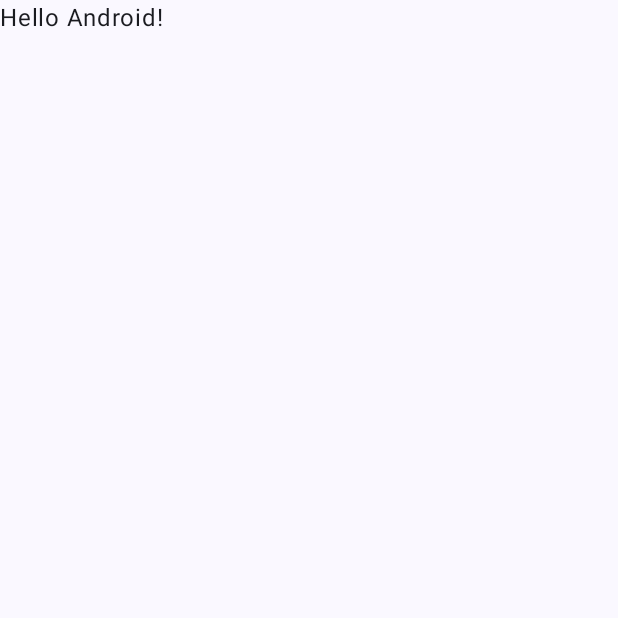
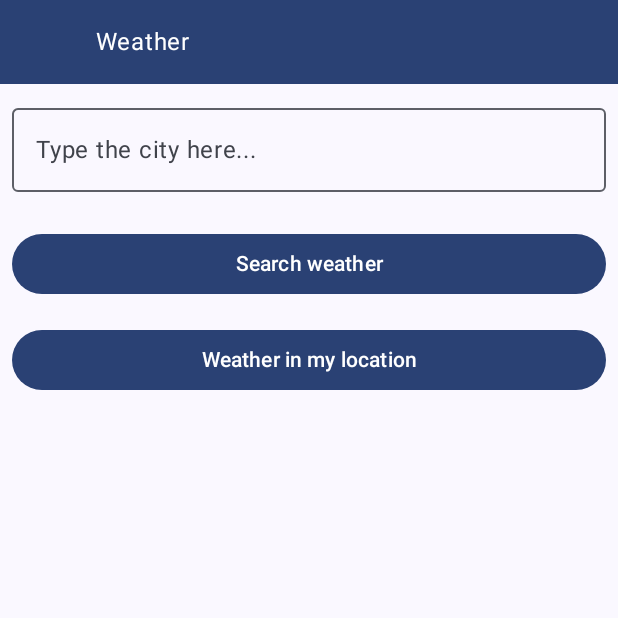
Before and after one commit to gguij004/WeatherApp, an Android app built with Jetpack Compose: the screen it shows after launch (MainActivity), on a phone screen of 412 x 824 dp, the top half of it. Before the commit the part shown is almost empty. Run offline under Robolectric (Android 15) with nearby library versions, the phone set to English and light mode, and no system bars; our stand-ins replace Dagger/Hilt's generated code.

Commit message:
Part3
-Added UI
-Removed Local Storage
-Added ViewModel and Logic

```diff
--- a/app/src/main/java/com/guijarro/weatherapp/MainActivity.kt
+++ b/app/src/main/java/com/guijarro/weatherapp/MainActivity.kt
@@ -6,10 +6,11 @@ import androidx.activity.compose.setContent
 import androidx.compose.foundation.layout.fillMaxSize
 import androidx.compose.material3.MaterialTheme
 import androidx.compose.material3.Surface
-import androidx.compose.material3.Text
-import androidx.compose.runtime.Composable
 import androidx.compose.ui.Modifier
-import androidx.compose.ui.tooling.preview.Preview
+import androidx.hilt.navigation.compose.hiltViewModel
+import androidx.navigation.compose.rememberNavController
+import com.guijarro.weatherapp.presentation.navigation.NavigationGraph
+import com.guijarro.weatherapp.presentation.viewmodels.WeatherViewModel
 import com.guijarro.weatherapp.ui.theme.WeatherAppTheme
 import dagger.hilt.android.AndroidEntryPoint
 
@@ -17,6 +18,7 @@ import dagger.hilt.android.AndroidEntryPoint
 class MainActivity : ComponentActivity() {
     override fun onCreate(savedInstanceState: Bundle?) {
         super.onCreate(savedInstanceState)
+
         setContent {
             WeatherAppTheme {
                 // A surface container using the 'background' color from the theme
@@ -24,25 +26,12 @@ class MainActivity : ComponentActivity() {
                     modifier = Modifier.fillMaxSize(),
                     color = MaterialTheme.colorScheme.background
                 ) {
-                    Greeting("Android")
+                    val navHost = rememberNavController()
+                    val vm: WeatherViewModel = hiltViewModel()
+
+                    NavigationGraph(navHostController = navHost, vm = vm)
                 }
             }
         }
     }
 }
-
-@Composable
-fun Greeting(name: String, modifier: Modifier = Modifier) {
-    Text(
-        text = "Hello $name!",
-        modifier = modifier
-    )
-}
-
-@Preview(showBackground = true)
-@Composable
-fun GreetingPreview() {
-    WeatherAppTheme {
-        Greeting("Android")
-    }
-}
--- /dev/null
+++ b/app/src/main/java/com/guijarro/weatherapp/presentation/commonComponents/CustomTopAppBar.kt
@@ -0,0 +1,70 @@
+package com.guijarro.weatherapp.presentation.commonComponents
+
+import androidx.compose.material.icons.Icons
+import androidx.compose.material.icons.filled.ArrowBack
+import androidx.compose.material3.Icon
+import androidx.compose.material3.IconButton
+import androidx.compose.material3.Text
+import androidx.compose.runtime.Composable
+import androidx.compose.foundation.layout.*
+import androidx.compose.material3.MaterialTheme
+import androidx.compose.material3.Surface
+import androidx.compose.ui.Modifier
+import androidx.compose.ui.unit.dp
+import androidx.compose.ui.Alignment
+
+
+@Composable
+fun CustomAppBar(
+    title: String,
+    showBackButton: Boolean = false,
+    onBackClick: () -> Unit = {},
+    actions: @Composable RowScope.() -> Unit = {}
+) {
+    Surface(
+        modifier = Modifier
+            .fillMaxWidth()
+            .height(56.dp),
+        color = MaterialTheme.colorScheme.primary,
+    ) {
+        Row(
+            modifier = Modifier.fillMaxSize(),
+            verticalAlignment = Alignment.CenterVertically,
+            horizontalArrangement = Arrangement.SpaceBetween
+        ) {
+            if (showBackButton) {
+                BackButton(onBackClick = onBackClick)
+            } else {
+                Spacer(modifier = Modifier.width(56.dp))
+            }
+
+            Text(
+                text = title,
+                modifier = Modifier.weight(1f).padding(8.dp)
+            )
+
+            Row(
+                modifier = Modifier
+                    .fillMaxHeight()
+                    .padding(end = 8.dp),
+                verticalAlignment = Alignment.CenterVertically
+            ) {
+                actions()
+            }
+        }
+    }
+}
+
+@Composable
+fun BackButton(onBackClick: () -> Unit) {
+    val icon = Icons.Default.ArrowBack
+    IconButton(
+        onClick = onBackClick,
+        modifier = Modifier.padding(8.dp)
+    ) {
+        Icon(
+            imageVector = icon,
+            contentDescription = null,
+        )
+    }
+}
--- /dev/null
+++ b/app/src/main/java/com/guijarro/weatherapp/presentation/navigation/NavigationGraph.kt
@@ -0,0 +1,24 @@
+package com.guijarro.weatherapp.presentation.navigation
+
+import WeatherPage
+import androidx.compose.runtime.Composable
+import androidx.navigation.NavHostController
+import androidx.navigation.compose.NavHost
+import androidx.navigation.compose.composable
+import com.guijarro.weatherapp.presentation.pages.weatherDetail.WeatherDetailPage
+import com.guijarro.weatherapp.presentation.viewmodels.WeatherViewModel
+@Composable
+fun NavigationGraph(navHostController: NavHostController, vm: WeatherViewModel) {
+
+    NavHost(navController = navHostController, startDestination = Routes.WeatherScreen.route ){
+
+        composable(Routes.WeatherScreen.route){
+            WeatherPage(navHostController, vm)
+        }
+
+        composable(Routes.WeatherDetails.route){
+            WeatherDetailPage(navHostController, vm = vm)
+        }
+    }
+
+}
--- /dev/null
+++ b/app/src/main/java/com/guijarro/weatherapp/presentation/navigation/Routes.kt
@@ -0,0 +1,6 @@
+package com.guijarro.weatherapp.presentation.navigation
+
+sealed class Routes(val route: String) {
+    object WeatherScreen : Routes("Weather")
+    object WeatherDetails : Routes("WeatherDetails")
+}
--- /dev/null
+++ b/app/src/main/java/com/guijarro/weatherapp/presentation/pages/weather/WeatherPage.kt
@@ -0,0 +1,60 @@
+import android.annotation.SuppressLint
+import android.app.Activity
+import android.util.Log
+import androidx.compose.foundation.layout.Column
+import androidx.compose.foundation.layout.Spacer
+import androidx.compose.foundation.layout.fillMaxSize
+import androidx.compose.foundation.layout.padding
+import androidx.compose.foundation.layout.size
+import androidx.compose.material3.ExperimentalMaterial3Api
+import androidx.compose.material3.Scaffold
+import androidx.compose.material3.Text
+import androidx.compose.material3.TopAppBar
+import androidx.compose.runtime.Composable
+import androidx.compose.ui.Alignment
+import androidx.compose.ui.Modifier
+import androidx.compose.ui.platform.LocalContext
+import androidx.compose.ui.unit.dp
+import androidx.navigation.NavHostController
+import com.guijarro.weatherapp.presentation.commonComponents.CustomAppBar
+import com.guijarro.weatherapp.presentation.pages.weather.components.ButtonDefault
+import com.guijarro.weatherapp.presentation.pages.weather.components.SearchDefault
+import com.guijarro.weatherapp.presentation.viewmodels.WeatherViewModel
+
+@OptIn(ExperimentalMaterial3Api::class)
+@SuppressLint("MissingPermission")
+@Composable
+fun WeatherPage(navHostController: NavHostController, vm: WeatherViewModel) {
+    val tag: String = "WeatherPage"
+    val context = LocalContext.current
+
+    Scaffold(
+        topBar = {
+            CustomAppBar(title = "Weather")
+        },
+        content = { padding ->
+            Column(
+                modifier = Modifier
+                    .fillMaxSize()
+                    .padding(padding), horizontalAlignment = Alignment.CenterHorizontally
+            ) {
+
+                SearchDefault(vm = vm)
+                Spacer(modifier = Modifier.size(8.dp))
+                ButtonDefault(
+                    title = "Search weather"
+                ) {
+                    Log.d(tag, "SearchWeatherButtonTapped")
+                    vm.onSearchWeatherTap(navHostController)
+                }
+
+                ButtonDefault(
+                    title = "Weather in my location"
+                ) {
+                    Log.d(tag, "SearchWeatherByLocationButtonTapped")
+                    vm.onSearchWeatherByLocationTap(navHostController, context as Activity)
+                }
+            }
+        }
+    )
+}
--- /dev/null
+++ b/app/src/main/java/com/guijarro/weatherapp/presentation/pages/weather/components/ButtonDefault.kt
@@ -0,0 +1,24 @@
+package com.guijarro.weatherapp.presentation.pages.weather.components
+
+import androidx.compose.foundation.layout.fillMaxWidth
+import androidx.compose.foundation.layout.padding
+import androidx.compose.material3.Button
+import androidx.compose.material3.Text
+import androidx.compose.runtime.Composable
+import androidx.compose.ui.Modifier
+import androidx.compose.ui.text.style.TextAlign
+import androidx.compose.ui.unit.dp
+
+@Composable
+fun ButtonDefault(title: String, onTap: () -> Unit) {
+
+    Button(modifier = Modifier
+        .padding(8.dp)
+        .fillMaxWidth(),
+        onClick = {
+            onTap()
+        }
+    ) {
+        Text(text = title, textAlign = TextAlign.Center)
+    }
+}
--- /dev/null
+++ b/app/src/main/java/com/guijarro/weatherapp/presentation/pages/weather/components/SearchDefault.kt
@@ -0,0 +1,26 @@
+package com.guijarro.weatherapp.presentation.pages.weather.components
+
+import androidx.compose.foundation.layout.fillMaxWidth
+import androidx.compose.foundation.layout.padding
+import androidx.compose.material3.ExperimentalMaterial3Api
+import androidx.compose.material3.OutlinedTextField
+import androidx.compose.material3.Text
+import androidx.compose.runtime.Composable
+import androidx.compose.runtime.collectAsState
+import androidx.compose.ui.Modifier
+import androidx.compose.ui.unit.dp
+import com.guijarro.weatherapp.presentation.viewmodels.WeatherViewModel
+
+@OptIn(ExperimentalMaterial3Api::class)
+@Composable
+fun SearchDefault(vm: WeatherViewModel) {
+    val state = vm.city.collectAsState()
+
+    OutlinedTextField(
+        value = state.value,
+        onValueChange = { vm.setCity(it) },
+        modifier = Modifier
+            .fillMaxWidth()
+            .padding(8.dp),
+        label = { Text(text = "Type the city here...") })
+}
--- /dev/null
+++ b/app/src/main/java/com/guijarro/weatherapp/presentation/viewmodels/WeatherViewModel.kt
@@ -0,0 +1,114 @@
+package com.guijarro.weatherapp.presentation.viewmodels
+
+import android.Manifest
+import android.annotation.SuppressLint
+import android.app.Activity
+import android.app.Application
+import android.content.pm.PackageManager
+import androidx.core.app.ActivityCompat
+import androidx.lifecycle.MutableLiveData
+import androidx.lifecycle.ViewModel
+import androidx.lifecycle.viewModelScope
+import androidx.navigation.NavHostController
+import com.google.android.gms.location.FusedLocationProviderClient
+import com.google.android.gms.location.LocationServices
+import com.guijarro.weatherapp.domain.WeatherDomain
+import com.guijarro.weatherapp.domain.usecases.GetCityWeatherUseCase
+import com.guijarro.weatherapp.domain.usecases.GetLocationWeatherUseCase
+import com.guijarro.weatherapp.presentation.navigation.Routes
+import com.guijarro.weatherapp.utils.DbConstants.PERMISSION_REQUEST_CODE
+import com.guijarro.weatherapp.utils.UIState
+import dagger.hilt.android.lifecycle.HiltViewModel
+import kotlinx.coroutines.flow.MutableStateFlow
+import kotlinx.coroutines.flow.StateFlow
+import kotlinx.coroutines.flow.asStateFlow
+import kotlinx.coroutines.launch
+import javax.inject.Inject
+
+@HiltViewModel
+class WeatherViewModel @Inject constructor(
+    application: Application,
+    private val getCityWeatherUseCase: GetCityWeatherUseCase,
+    private val getLocationWeatherUseCase: GetLocationWeatherUseCase,
+) : ViewModel() {
+
+    private val _application = application
+    private val _locationPermissionGranted = MutableLiveData<Boolean>()
+
+    private val fusedLocationClient: FusedLocationProviderClient =
+        LocationServices.getFusedLocationProviderClient(application)
+
+    private val _weather: MutableStateFlow<UIState<WeatherDomain>> =
+        MutableStateFlow(UIState.LOADING)
+    val weather: StateFlow<UIState<WeatherDomain>> get() = _weather.asStateFlow()
+
+    private val _city: MutableStateFlow<String> = MutableStateFlow("")
+    val city: StateFlow<String> get() = _city.asStateFlow()
+
+    fun onSearchWeatherTap(navHost: NavHostController) {
+        getWeatherCity()
+        navigateToWeatherDetailsPage(navHost)
+    }
+
+    fun onSearchWeatherByLocationTap(navHost: NavHostController, context: Activity) {
+        if (checkLocationPermission()) {
+            fetchUserLocation(navHost)
+        } else {
+            requestLocationPermission(context)
+        }
+    }
+
+    private fun navigateToWeatherDetailsPage(navHost: NavHostController) {
+        navHost.navigate(route = Routes.WeatherDetails.route)
+    }
+
+    fun setCity(cityName: String) = viewModelScope.launch {
+        _city.value = cityName
+    }
+
+    fun getWeatherCity() = viewModelScope.launch {
+        getCityWeatherUseCase.invoke(city = _city.value).collect {
+            _weather.value = it
+        }
+    }
+
+    private fun getWeatherLocation(lat: Double, lon: Double) = viewModelScope.launch {
+        getLocationWeatherUseCase.invoke(lat = lat, lon = lon).collect {
+            _weather.value = it
+        }
+    }
+
+    @SuppressLint("MissingPermission")
+    fun fetchUserLocation(navHostController: NavHostController) {
+        fusedLocationClient.lastLocation
+            .addOnSuccessListener { location ->
+                if (location != null) {
+                    getWeatherLocation(location.latitude, location.longitude)
+                }
+                navigateToWeatherDetailsPage(navHostController)
+            }
+            .addOnFailureListener { e ->
+                // Handle location retrieval failure
+            }
+    }
+
+    private fun checkLocationPermission(): Boolean {
+        val permission = Manifest.permission.ACCESS_FINE_LOCATION
+        val granted = PackageManager.PERMISSION_GRANTED
+        val application = _application
+
+        val hasPermission = ActivityCompat.checkSelfPermission(application, permission) == granted
+        _locationPermissionGranted.value = hasPermission
+
+        return hasPermission
+    }
+
+    private fun requestLocationPermission(context: Activity) {
+
+        ActivityCompat.requestPermissions(
+            context,
+            arrayOf(Manifest.permission.ACCESS_FINE_LOCATION),
+            PERMISSION_REQUEST_CODE
+        )
+    }
+}
--- /dev/null
+++ b/app/src/main/java/com/guijarro/weatherapp/utils/Constants.kt
@@ -0,0 +1,6 @@
+package com.guijarro.weatherapp.utils
+
+object DbConstants {
+    const val PERMISSION_REQUEST_CODE = 123
+    const val WEATHER_ICONS_BASE_URL = "https://openweathermap.org/img/wn/"
+}
```
Also changed, not shown: app/src/main/java/com/guijarro/weatherapp/data/database/WeatherDAO.kt (deleted, +0 -17 lines), app/src/main/java/com/guijarro/weatherapp/data/database/WeatherDatabase.kt (deleted, +0 -14 lines), app/src/main/java/com/guijarro/weatherapp/data/database/WeatherTable.kt (deleted, +0 -30 lines), app/src/main/java/com/guijarro/weatherapp/data/rest/WeatherRepository.kt (+0 -36 lines), app/src/main/java/com/guijarro/weatherapp/di/ApplicationModule.kt (deleted, +0 -31 lines), app/src/main/java/com/guijarro/weatherapp/presentation/pages/weatherDetail/WeatherDetailPage.kt (added, +126 -0 lines), app/src/main/java/com/guijarro/weatherapp/presentation/pages/weatherDetail/components/TextDefault.kt (added, +24 -0 lines), 1 other file.
